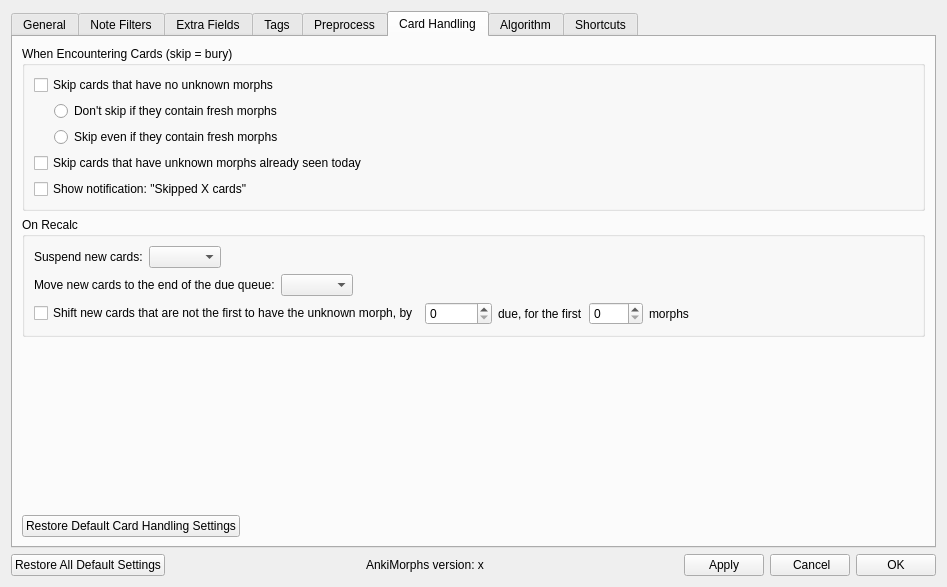
Before: the Qt Designer form ankimorphs/ui/settings_dialog.ui in mortii/anki-morphs, drawn with Qt 5.
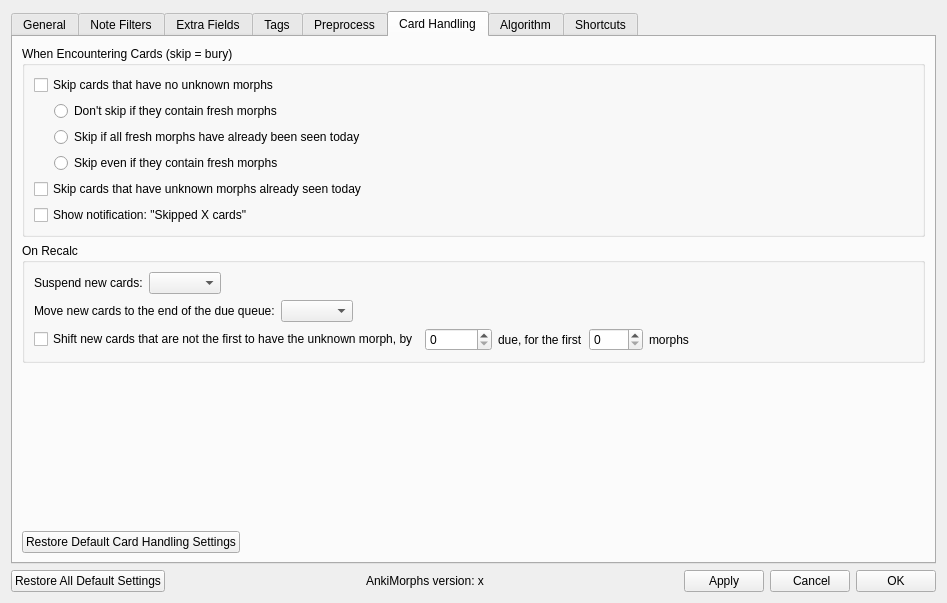
After: the same form once the commit is applied. The open tabs and pages were chosen to show the change.

Commit message: feature: skip if all fresh already seen (#407, #415)

Diff of the .ui file:
```diff
--- a/ankimorphs/ui/settings_dialog.ui
+++ b/ankimorphs/ui/settings_dialog.ui
@@ -10,7 +10,7 @@
     <x>0</x>
     <y>0</y>
     <width>947</width>
-    <height>587</height>
+    <height>603</height>
    </rect>
   </property>
   <property name="windowTitle">
@@ -891,6 +891,16 @@
                       </attribute>
                      </widget>
                     </item>
+                    <item>
+                     <widget class="QRadioButton" name="skipWhenAllFreshMorphsSeenRadioButton">
+                      <property name="text">
+                       <string>Skip if all fresh morphs have already been seen today</string>
+                      </property>
+                      <attribute name="buttonGroup">
+                       <string notr="true">buttonGroup_2</string>
+                      </attribute>
+                     </widget>
+                    </item>
                     <item>
                      <widget class="QRadioButton" name="skipEvenWithFreshMorphsRadioButton">
                       <property name="text">
```
Left out of the diff: 72 changed lines with no effect on the pictures. The commit also changes 22 other files.
